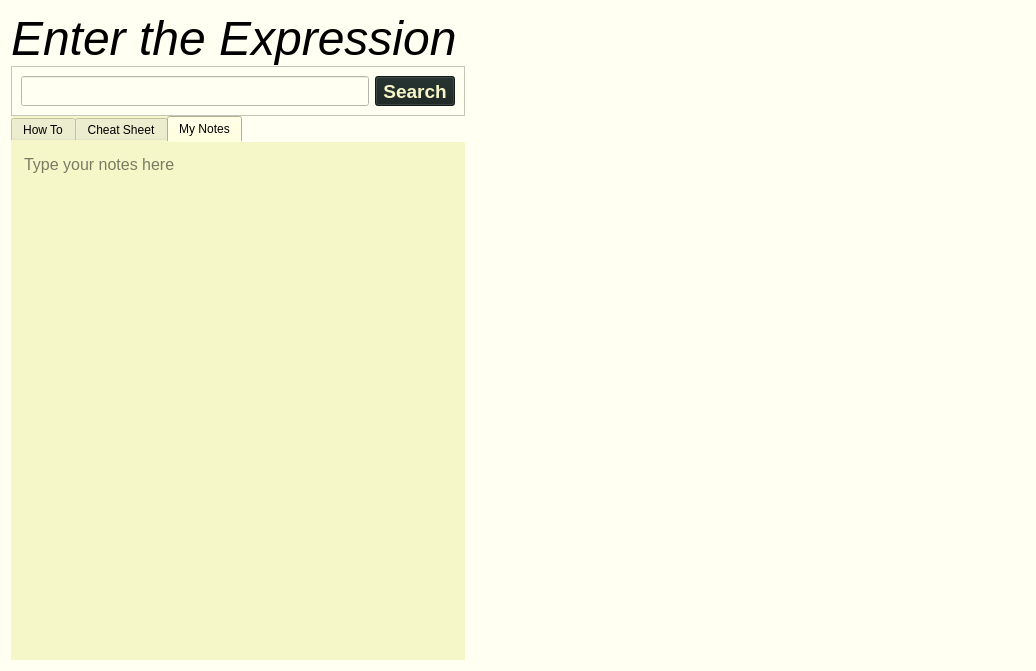
Qt form src/views/ui/askLepPage.ui (adibozzhanov/LeProgram) before a commit.
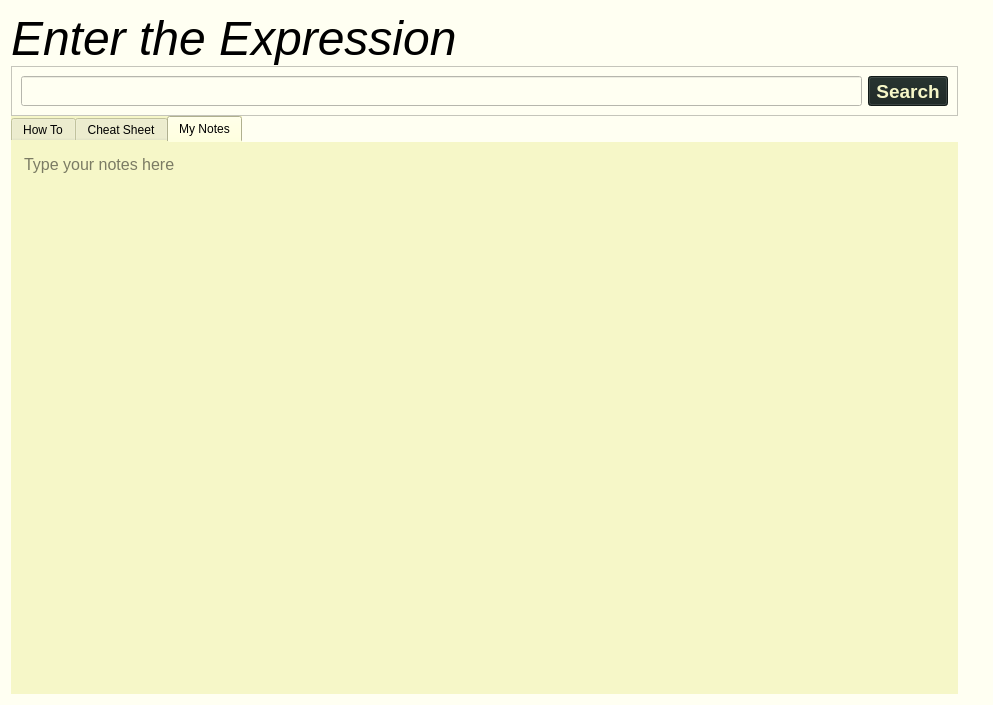
The same form after that commit.

Commit message: fix: ask lep widget is to the side now

The edit to the form file:
```diff
--- a/src/views/ui/askLepPage.ui
+++ b/src/views/ui/askLepPage.ui
@@ -6,8 +6,8 @@
    <rect>
     <x>0</x>
     <y>0</y>
-    <width>1036</width>
-    <height>671</height>
+    <width>993</width>
+    <height>705</height>
    </rect>
   </property>
   <property name="windowTitle">
@@ -103,7 +103,7 @@
      </property>
      <property name="sizeHint" stdset="0">
       <size>
-       <width>100</width>
+       <width>0</width>
        <height>20</height>
       </size>
      </property>
@@ -374,6 +374,12 @@
    </item>
    <item row="1" column="3" rowspan="2">
     <widget class="QFrame" name="askLepWidgetFrame">
+     <property name="sizePolicy">
+      <sizepolicy hsizetype="Maximum" vsizetype="Preferred">
+       <horstretch>0</horstretch>
+       <verstretch>0</verstretch>
+      </sizepolicy>
+     </property>
      <property name="minimumSize">
       <size>
        <width>0</width>
@@ -403,7 +409,21 @@
      <property name="midLineWidth">
       <number>0</number>
      </property>
-     <layout class="QHBoxLayout" name="askLepLayout"/>
+     <layout class="QHBoxLayout" name="askLepLayout">
+      <item>
+       <spacer name="horizontalSpacer_3">
+        <property name="orientation">
+         <enum>Qt::Horizontal</enum>
+        </property>
+        <property name="sizeHint" stdset="0">
+         <size>
+          <width>0</width>
+          <height>20</height>
+         </size>
+        </property>
+       </spacer>
+      </item>
+     </layout>
     </widget>
    </item>
    <item row="2" column="0">
```
The commit also changes 3 other files.
